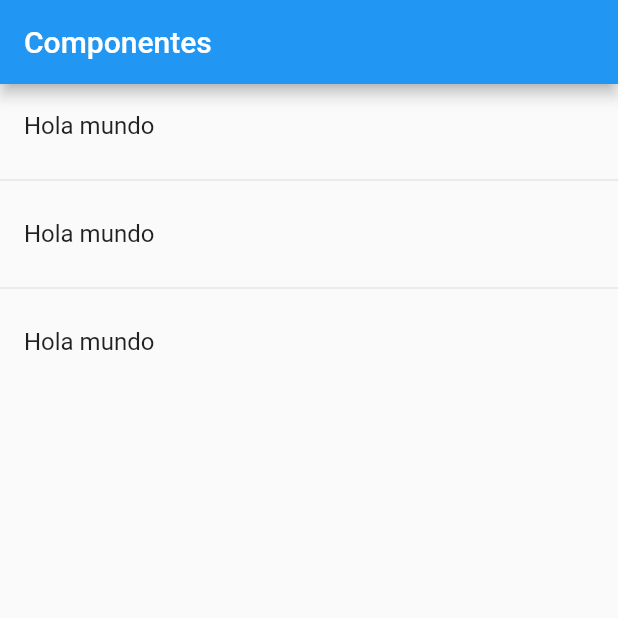
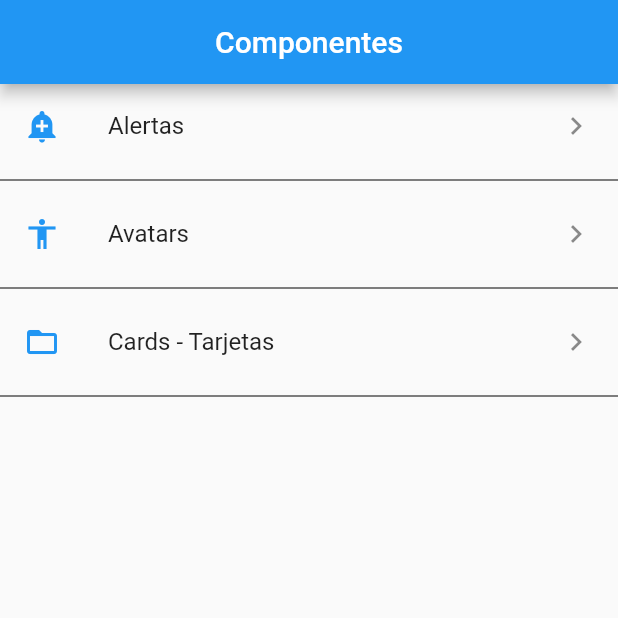
Before and after one commit to brrsjn/componentes, a Flutter app: the screen it shows after launch, on a phone screen of 412 x 824 dp, the top half of it. Run offline on Flutter 3.47's test engine with Material 2 defaults, Android fonts, the phone set to English and light mode, and no system bars.

Commit message:
Card Widget

```diff
--- a/lib/main.dart
+++ b/lib/main.dart
@@ -1,4 +1,5 @@
-import 'package:componentes/src/pages/home_page.dart';
+import 'package:componentes/src/pages/alert_page.dart';
+import 'package:componentes/src/routes/routes.dart';
 // import 'package:componentes/src/pages/home_temp.dart';
 import 'package:flutter/material.dart';
 
@@ -10,8 +11,16 @@ class MyApp extends StatelessWidget {
   @override
   Widget build(BuildContext context) {
     return MaterialApp(
-        title: 'Componentes App',
-        debugShowCheckedModeBanner: false,
-        home: HomePage());
+      title: 'Componentes App',
+      debugShowCheckedModeBanner: false,
+      // home: HomePage(),
+      initialRoute: '/',
+      routes: getAplicationRoutes(),
+      onGenerateRoute: (RouteSettings settings) {
+        print("Ruta llamada: ${settings.name}");
+        return MaterialPageRoute(
+            builder: (BuildContext context) => AlertPage());
+      },
+    );
   }
 }
--- a/lib/src/pages/home_page.dart
+++ b/lib/src/pages/home_page.dart
@@ -1,4 +1,6 @@
+import 'package:componentes/src/pages/alert_page.dart';
 import 'package:componentes/src/providers/menu_provider.dart';
+import 'package:componentes/src/utils/icono_string_util.dart';
 import 'package:flutter/material.dart';
 
 class HomePage extends StatelessWidget {
@@ -7,31 +9,48 @@ class HomePage extends StatelessWidget {
     return Scaffold(
       appBar: AppBar(
         title: Text("Componentes"),
+        centerTitle: true,
       ),
       body: _lista(),
     );
   }
 
   Widget _lista() {
-    print(menuProvider.opciones);
-    return ListView(
-      children: _listaItems(),
-    );
+    return FutureBuilder(
+        future: menuProvider.cargarData(),
+        initialData: [],
+        builder: (context, AsyncSnapshot<List<dynamic>> snapshot) {
+          return ListView(
+            children: _listaItems(snapshot.data, context),
+          );
+        });
+
+    // return ListView(
+    // children: _listaItems(),
+    // );
   }
 
-  List<Widget> _listaItems() {
-    return [
-      ListTile(
-        title: Text("Hola mundo"),
-      ),
-      Divider(),
-      ListTile(
-        title: Text("Hola mundo"),
-      ),
-      Divider(),
-      ListTile(
-        title: Text("Hola mundo"),
-      )
-    ];
+  List<Widget> _listaItems(List<dynamic> data, BuildContext context) {
+    final List<Widget> opciones = [];
+    data.forEach((element) {
+      final widgetTemp = ListTile(
+        title: Text(element['texto']),
+        leading: getIcon(element['icon']),
+        trailing: Icon(Icons.keyboard_arrow_right),
+        onTap: () {
+          Navigator.pushNamed(context, element['ruta']);
+          // final route = MaterialPageRoute(builder: (context) {
+          //   return AlertPage();
+          // });
+          // Navigator.push(context, route);
+        },
+      );
+      opciones
+        ..add(widgetTemp)
+        ..add(Divider(
+          color: Colors.black,
+        ));
+    });
+    return opciones;
   }
 }
--- a/lib/src/pages/home_temp.dart
+++ b/lib/src/pages/home_temp.dart
@@ -1,3 +1,4 @@
+/*
 import 'package:flutter/material.dart';
 
 class HomePageTemp extends StatelessWidget {
@@ -45,3 +46,4 @@ class HomePageTemp extends StatelessWidget {
     return widgets;
   }
 }
+*/
--- /dev/null
+++ b/lib/src/routes/routes.dart
@@ -0,0 +1,14 @@
+import 'package:componentes/src/pages/alert_page.dart';
+import 'package:componentes/src/pages/avatar_page.dart';
+import 'package:componentes/src/pages/card_page.dart';
+import 'package:componentes/src/pages/home_page.dart';
+import 'package:flutter/material.dart';
+
+Map<String, WidgetBuilder> getAplicationRoutes() {
+  return <String, WidgetBuilder>{
+    '/': (BuildContext context) => HomePage(),
+    'alert': (BuildContext context) => AlertPage(),
+    'avatar': (BuildContext context) => AvatarPage(),
+    'card': (BuildContext context) => CardPage(),
+  };
+}
--- /dev/null
+++ b/lib/src/utils/icono_string_util.dart
@@ -0,0 +1,14 @@
+import 'package:flutter/material.dart';
+
+final _icons = <String, IconData>{
+  "add_alert": Icons.add_alert,
+  "accessibility": Icons.accessibility,
+  "folder_open": Icons.folder_open,
+};
+
+Icon getIcon(String nombreIcono) {
+  return Icon(
+    _icons[nombreIcono],
+    color: Colors.blue,
+  );
+}
```
Also changed, not shown: lib/src/pages/alert_page.dart (added, +19 -0 lines), lib/src/pages/avatar_page.dart (added, +14 -0 lines), lib/src/pages/card_page.dart (added, +37 -0 lines), lib/src/providers/menu_provider.dart (+7 -4 lines).
